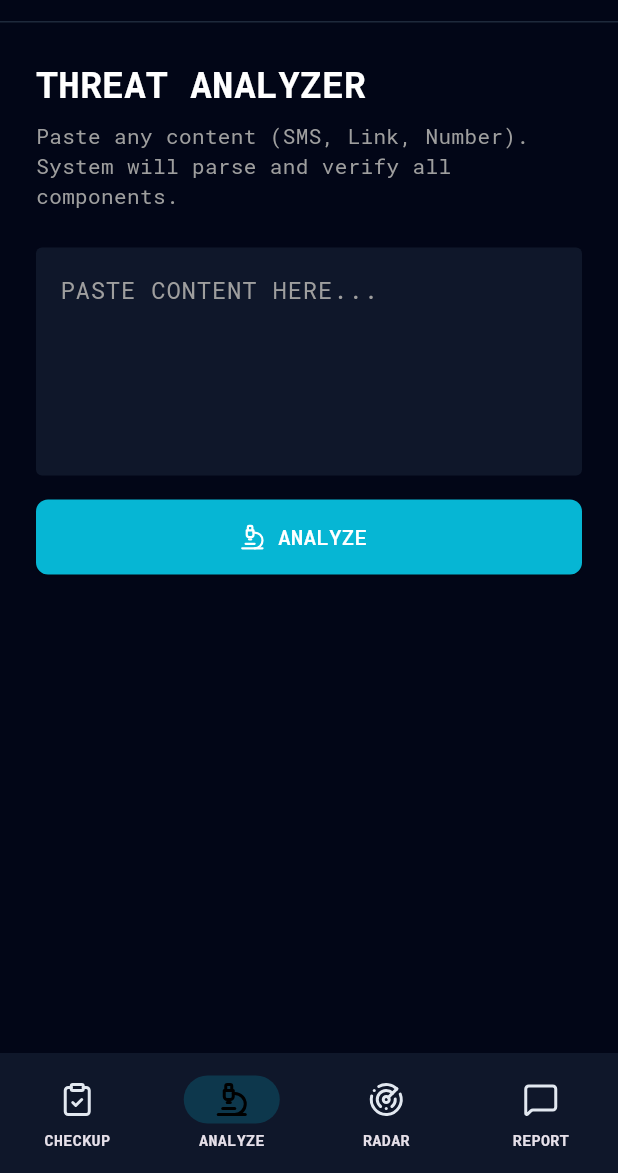
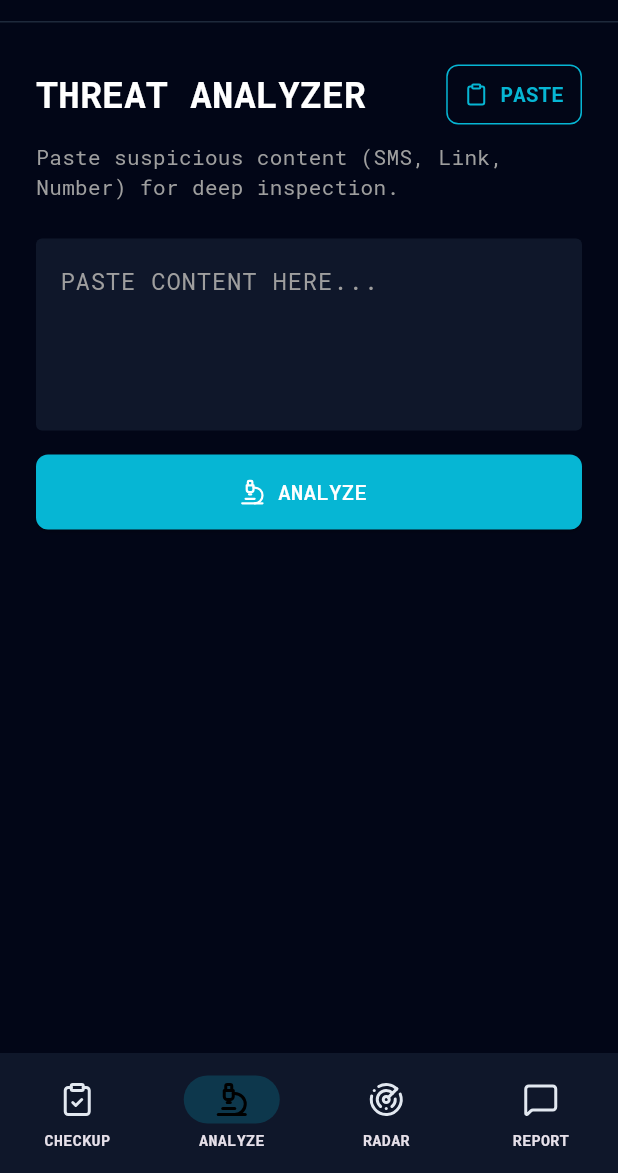
Before and after one commit to Vidusacha/Axionym.Guard, a Flutter app: the screen it shows after launch, item 2 of the bottom bar chosen, after a tap on "ANALYZE", on a phone screen of 412 x 824 dp, the part 63-1236 px from its top. Run offline on Flutter 3.47's test engine with Material 3 defaults, Android fonts, the light colour scheme and no system bars; our stand-ins replace cloud_firestore, firebase_core, fl_chart, google_fonts, lucide_icons; missing offline and left inert: firebase_app_check; accounts and stored records are empty; generated files the repository leaves out were written again.

Commit message:
feat: Implement core features of Axionym.GUARD

```diff
--- a/lib/main.dart
+++ b/lib/main.dart
@@ -1,28 +1,27 @@
-import 'dart:convert'; // For JSON processing
 import 'package:flutter/material.dart';
+import 'package:flutter/services.dart'; // Added for Clipboard
 import 'package:google_fonts/google_fonts.dart';
 import 'package:lucide_icons/lucide_icons.dart';
 import 'package:fl_chart/fl_chart.dart';
-import 'package:http/http.dart' as http;
 
 // Firebase Imports
 import 'package:firebase_core/firebase_core.dart';
 import 'package:cloud_firestore/cloud_firestore.dart';
 import 'package:firebase_app_check/firebase_app_check.dart';
-// FIX: Aliasing the import to prevent "ambiguous_import" errors
 import 'firebase_options.dart' as fb_options;
 
 Future<void> main() async {
   WidgetsFlutterBinding.ensureInitialized();
 
   await Firebase.initializeApp(
-    // FIX: Explicitly using the aliased name
     options: fb_options.DefaultFirebaseOptions.currentPlatform,
   );
 
   await FirebaseAppCheck.instance.activate(
-    androidProvider: AndroidProvider.debug,
-    appleProvider: AppleProvider.debug,
+    providerAndroid: AndroidDebugProvider(),
+    providerApple: AppleDebugProvider(),
+    // Web provider is required to prevent crashes on web builds
+    providerWeb: ReCaptchaV3Provider('recaptcha-v3-site-key'),
   );
 
   runApp(const AxionymApp());
@@ -51,7 +50,6 @@ class AxionymApp extends StatelessWidget {
           ThemeData.dark().textTheme,
         ),
       ),
-      // Direct access, no AuthGate as requested
       home: const MainLayout(),
     );
   }
@@ -168,7 +166,7 @@ class _MainLayoutState extends State<MainLayout> {
 
   final List<Widget> _screens = [
     const SafetyCheckupTab(),
-    const AnalyzeTab(), // UPDATED: Single input, multi-result
+    const AnalyzeTab(),
     const RadarTab(),
     const ReportTab(),
   ];
@@ -198,6 +196,7 @@ class _MainLayoutState extends State<MainLayout> {
                   TextSpan(
                       text: '.GUARD',
                       style: TextStyle(color: Color(0xFF06B6D4))),
+                  // v2.0 Label added here
                   TextSpan(
                       text: ' v2.0',
                       style: TextStyle(color: Color(0xFF64748B), fontSize: 12)),
@@ -238,6 +237,7 @@ class _MainLayoutState extends State<MainLayout> {
                 icon: Icon(LucideIcons.clipboardCheck), label: 'CHECKUP'),
             NavigationDestination(
                 icon: Icon(LucideIcons.microscope), label: 'ANALYZE'),
+            // Changed icon to RADAR
             NavigationDestination(
                 icon: Icon(LucideIcons.radar), label: 'RADAR'),
             NavigationDestination(
@@ -303,7 +303,6 @@ class _SafetyCheckupTabState extends State<SafetyCheckupTab> {
     if (isYes) {
       _riskScore += weight;
     }
-
     if (_currentQuestionIndex < _questions.length - 1) {
       setState(() => _currentQuestionIndex++);
     } else {
@@ -500,70 +499,78 @@ class AnalysisResult {
 class _AnalyzeTabState extends State<AnalyzeTab> {
   final _controller = TextEditingController();
   bool _isLoading = false;
-  List<AnalysisResult> _results = [];
+  bool _hasResults = false; // To switch view
 
-  // Placeholder API Key
-  static const String _apiKey = '';
+  // Categorized Results
+  final Map<String, List<AnalysisResult>> _categorizedResults = {
+    'URL': [],
+    'PHONE': [],
+    'TEXT': [],
+  };
 
-  // --- PARSING LOGIC (MOCK BACKEND) ---
-  Future<void> _runAnalyze() async {
+  // --- PASTE FUNCTION ---
+  Future<void> _pasteContent() async {
+    final data = await Clipboard.getData(Clipboard.kTextPlain);
+    if (data != null && data.text != null) {
+      setState(() {
+        _controller.text = data.text!;
+      });
+    }
+  }
+
+  void _runAnalyze() async {
     final input = _controller.text.trim();
-    if (input.isEmpty) return;
+    if (input.isEmpty) {
+      return;
+    }
 
     setState(() {
       _isLoading = true;
-      _results = []; // Clear previous
+      _hasResults = false;
+      _categorizedResults['URL']!.clear();
+      _categorizedResults['PHONE']!.clear();
+      _categorizedResults['TEXT']!.clear();
     });
 
-    await Future.delayed(const Duration(seconds: 2)); // Simulate network
+    // Simulate processing delay
+    await Future.delayed(const Duration(seconds: 1));
 
-    List<AnalysisResult> newResults = [];
-
-    // 1. Extract & Check URLs
-    // Simple Regex for demo
+    // 1. Parse URLs
     final urlRegExp = RegExp(r'(https?:\/\/[^\s]+)');
     final urls = urlRegExp.allMatches(input);
-
-    if (urls.isNotEmpty) {
     for (var match in urls) {
       final url = match.group(0)!;
-        // Mock Check
       bool isSafe = !url.contains('virus') && !url.contains('test');
-        newResults.add(AnalysisResult('URL DETECTED', url,
-            isSafe ? 'VERIFIED SAFE' : 'CRITICAL THREAT DETECTED', isSafe));
-      }
+      _categorizedResults['URL']!.add(AnalysisResult('URL', url,
+          isSafe ? 'VERIFIED SAFE' : 'POTENTIAL THREAT DETECTED', isSafe));
     }
 
-    // 2. Extract & Check Phones
-    // Basic global phone regex (plus, digits, spaces/dashes)
+    // 2. Parse Phones
     final phoneRegExp = RegExp(r'\+?[\d\-\(\)\s]{7,15}');
-    // Filter to ensure it has enough digits
     final potentialPhones = phoneRegExp
         .allMatches(input)
         .where((m) => m.group(0)!.replaceAll(RegExp(r'\D'), '').length >= 7);
-
-    if (potentialPhones.isNotEmpty) {
     for (var match in potentialPhones) {
       final phone = match.group(0)!.trim();
-        // Mock Check
-        bool isSafe = !phone.endsWith('666');
-        newResults.add(AnalysisResult('PHONE DETECTED', phone,
+      bool isSafe = !phone.endsWith('666'); // Mock logic
+      _categorizedResults['PHONE']!.add(AnalysisResult('PHONE', phone,
           isSafe ? 'NO SPAM REPORTS' : 'FLAGGED AS SCAM', isSafe));
     }
-    }
 
-    // 3. Analyze Text Content (Always do this if it's long enough)
-    if (input.length > 5) {
-      // Mock NLP
-      bool isSafe = !input.toLowerCase().contains('winner') &&
-          !input.toLowerCase().contains('urgent');
-      newResults.add(AnalysisResult('TEXT ANALYSIS', 'Semantic Content Scan',
-          isSafe ? 'NEUTRAL INTENT' : 'SOCIAL ENGINEERING DETECTED', isSafe));
+    // 3. Parse Text (Semantic)
+    if (input.isNotEmpty) {
+      bool isSafe = !input.toLowerCase().contains('urgent') &&
+          !input.toLowerCase().contains('winner');
+      _categorizedResults['TEXT']!.add(AnalysisResult(
+          'TEXT',
+          'Content Analysis',
+          isSafe ? 'NEUTRAL INTENT' : 'SOCIAL ENGINEERING PATTERN',
+          isSafe));
     }
 
     setState(() {
       _isLoading = false;
-      _results = newResults;
+      _hasResults = true;
     });
   }
 
@@ -574,22 +581,48 @@ class _AnalyzeTabState extends State<AnalyzeTab> {
       child: Column(
         crossAxisAlignment: CrossAxisAlignment.start,
         children: [
+          // Header Row with Paste Button
+          Row(
+            mainAxisAlignment: MainAxisAlignment.spaceBetween,
+            children: [
               Text(
                 'THREAT ANALYZER',
                 style: GoogleFonts.robotoMono(
-                fontSize: 24, fontWeight: FontWeight.bold, color: Colors.white),
+                    fontSize: 24,
+                    fontWeight: FontWeight.bold,
+                    color: Colors.white),
               ),
+              // PASTE BUTTON
+              OutlinedButton.icon(
+                onPressed: _pasteContent,
+                icon: const Icon(LucideIcons.clipboard,
+                    size: 16, color: Color(0xFF06B6D4)),
+                label: Text('PASTE',
+                    style: GoogleFonts.robotoMono(
+                        color: const Color(0xFF06B6D4),
+                        fontWeight: FontWeight.bold)),
+                style: OutlinedButton.styleFrom(
+                  side: const BorderSide(color: Color(0xFF06B6D4), width: 1),
+                  shape: RoundedRectangleBorder(
+                      borderRadius: BorderRadius.circular(8)),
+                  padding:
+                      const EdgeInsets.symmetric(horizontal: 12, vertical: 8),
+                ),
+              ),
+            ],
+          ),
+
           const SizedBox(height: 8),
           const Text(
-              'Paste any content (SMS, Link, Number). System will parse and verify all components.',
+              'Paste suspicious content (SMS, Link, Number) for deep inspection.',
               style: TextStyle(color: Colors.grey)),
           const SizedBox(height: 24),
 
-          // Single Input Area
+          // INPUT AREA
           TextField(
             controller: _controller,
             style: const TextStyle(color: Colors.white),
-            maxLines: 5,
+            maxLines: 4,
             decoration: const InputDecoration(
               hintText: 'PASTE CONTENT HERE...',
               hintStyle: TextStyle(color: Colors.grey),
@@ -625,16 +658,81 @@ class _AnalyzeTabState extends State<AnalyzeTab> {
             ),
           ),
 
-          const SizedBox(height: 32),
+          const SizedBox(height: 24),
 
-          // RESULTS LIST
-          if (_results.isNotEmpty)
+          // RESULTS AREA (TABS)
+          if (_hasResults && !_isLoading)
             Expanded(
-              child: ListView.separated(
-                itemCount: _results.length,
+              child: DefaultTabController(
+                length: 3,
+                child: Column(
+                  children: [
+                    // Result Tabs
+                    Container(
+                      height: 40,
+                      decoration: BoxDecoration(
+                        color: const Color(0xFF0F172A),
+                        borderRadius: BorderRadius.circular(8),
+                      ),
+                      child: TabBar(
+                        indicatorSize: TabBarIndicatorSize.tab,
+                        indicator: BoxDecoration(
+                          color: const Color(0xFF1E293B),
+                          borderRadius: BorderRadius.circular(8),
+                          border: Border.all(
+                              color: const Color(0xFF06B6D4)
+                                  .withValues(alpha: 0.5)),
+                        ),
+                        labelColor: const Color(0xFF06B6D4),
+                        unselectedLabelColor: Colors.grey,
+                        labelStyle: GoogleFonts.robotoMono(
+                            fontWeight: FontWeight.bold, fontSize: 12),
+                        tabs: [
+                          Tab(
+                              text:
+                                  'URL (${_categorizedResults['URL']!.length})'),
+                          Tab(
+                              text:
+                                  'PHONE (${_categorizedResults['PHONE']!.length})'),
+                          Tab(text: 'TEXT'),
+                        ],
+                      ),
+                    ),
+                    const SizedBox(height: 16),
+
+                    // Tab Views
+                    Expanded(
+                      child: TabBarView(
+                        children: [
+                          _buildResultList(_categorizedResults['URL']!),
+                          _buildResultList(_categorizedResults['PHONE']!),
+                          _buildResultList(_categorizedResults['TEXT']!),
+                        ],
+                      ),
+                    ),
+                  ],
+                ),
+              ),
+            )
+          else if (!_isLoading)
+            // Placeholder
+            const Spacer(),
+        ],
+      ),
+    );
+  }
+
+  Widget _buildResultList(List<AnalysisResult> results) {
+    if (results.isEmpty) {
+      return Center(
+          child: Text('No data found in this category.',
+              style: GoogleFonts.robotoMono(color: Colors.grey)));
+    }
+    return ListView.separated(
+      itemCount: results.length,
       separatorBuilder: (ctx, i) => const SizedBox(height: 12),
       itemBuilder: (context, index) {
-                  final res = _results[index];
+        final res = results[index];
         return Container(
           padding: const EdgeInsets.all(16),
           decoration: BoxDecoration(
@@ -642,65 +740,44 @@ class _AnalyzeTabState extends State<AnalyzeTab> {
                 ? Colors.green.withValues(alpha: 0.1)
                 : Colors.red.withValues(alpha: 0.1),
             border: Border.all(
-                          color: res.isSafe ? Colors.green : Colors.red,
-                          width: 0.5),
+                color: res.isSafe ? Colors.green : Colors.red, width: 0.5),
             borderRadius: BorderRadius.circular(4),
           ),
           child: Column(
             crossAxisAlignment: CrossAxisAlignment.start,
             children: [
+              Text(
+                res.value,
+                style:
+                    GoogleFonts.robotoMono(color: Colors.white, fontSize: 14),
+                maxLines: 2,
+                overflow: TextOverflow.ellipsis,
+              ),
+              const SizedBox(height: 4),
               Row(
                 children: [
                   Icon(
-                              _getIconForType(res.type),
-                              size: 16,
+                    res.isSafe
+                        ? LucideIcons.checkCircle
+                        : LucideIcons.alertTriangle,
+                    size: 14,
                     color: res.isSafe ? Colors.green : Colors.red,
                   ),
                   const SizedBox(width: 8),
-                            Text(
-                              res.type,
-                              style: GoogleFonts.robotoMono(
-                                color: res.isSafe ? Colors.green : Colors.red,
-                                fontWeight: FontWeight.bold,
-                                fontSize: 12,
-                              ),
-                            ),
-                          ],
-                        ),
-                        const SizedBox(height: 8),
-                        Text(
-                          res.value,
-                          style: GoogleFonts.robotoMono(
-                              color: Colors.white, fontSize: 14),
-                          maxLines: 1,
-                          overflow: TextOverflow.ellipsis,
-                        ),
-                        const SizedBox(height: 4),
                   Text(
                     res.status,
                     style: GoogleFonts.robotoMono(
                         color: res.isSafe ? Colors.green : Colors.red,
                         fontSize: 12,
+                        fontWeight: FontWeight.bold),
                   ),
+                ],
               ),
             ],
           ),
         );
       },
-              ),
-            )
-          else if (!_isLoading && _controller.text.isNotEmpty)
-            // Placeholder if nothing found or before first scan
-            const Spacer(),
-        ],
-      ),
     );
-  }
-
-  IconData _getIconForType(String type) {
-    if (type.contains('URL')) return LucideIcons.link;
-    if (type.contains('PHONE')) return LucideIcons.phone;
-    return LucideIcons.alignLeft;
   }
 }
 
```
Lines whose indentation alone changed are shown as unchanged.
